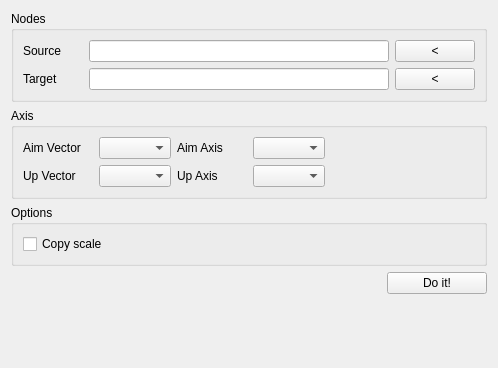
EriLee/petfactory_maya_scripts, file petfactory/rigging/remap_axis/remap_axis_ui_designer.ui: the form before one commit.
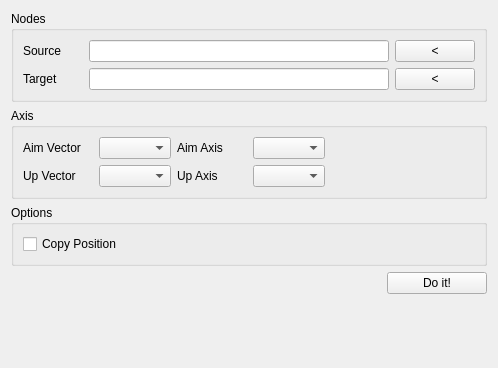
The form after the commit.

Commit message: rename cb to copy position

Diff of the .ui file:
```diff
--- a/petfactory/rigging/remap_axis/remap_axis_ui_designer.ui
+++ b/petfactory/rigging/remap_axis/remap_axis_ui_designer.ui
@@ -231,7 +231,7 @@
       <item>
        <widget class="QCheckBox" name="copy_scale_checkbox">
         <property name="text">
-         <string>Copy scale</string>
+         <string>Copy Position</string>
         </property>
        </widget>
       </item>
```
Left out of the diff: 2 changed lines with no effect on the pictures.
